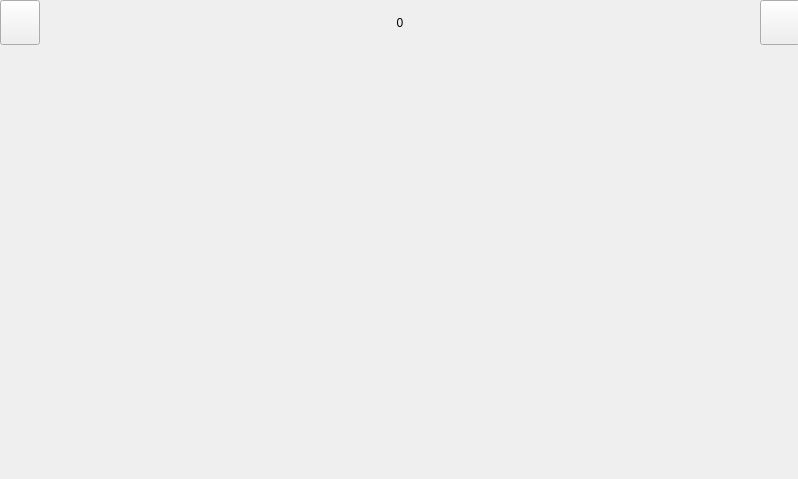
Old version of the form Src/SMClient/mainpage.ui in the repository sudo-wang/SmartHome.
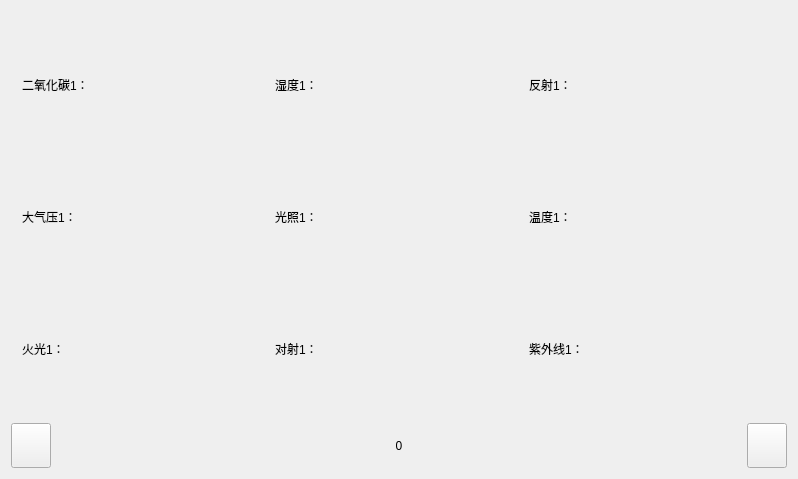
New version of the form. The open tabs and pages were chosen to show the change. Icons and pictures are not drawn.

```diff
--- a/Src/SMClient/mainpage.ui
+++ b/Src/SMClient/mainpage.ui
@@ -13,15 +13,9 @@
   <property name="windowTitle">
    <string>MainPage</string>
   </property>
+  <layout class="QGridLayout" name="gridLayout_2">
+   <item row="0" column="0">
   <widget class="QWidget" name="widgetMain" native="true">
-   <property name="geometry">
-    <rect>
-     <x>0</x>
-     <y>0</y>
-     <width>800</width>
-     <height>480</height>
-    </rect>
-   </property>
    <layout class="QVBoxLayout" name="verticalLayout">
     <property name="spacing">
      <number>0</number>
@@ -38,78 +32,6 @@
     <property name="bottomMargin">
      <number>0</number>
     </property>
-    <item>
-     <widget class="QWidget" name="widgetTop" native="true">
-      <property name="sizePolicy">
-       <sizepolicy hsizetype="Preferred" vsizetype="Preferred">
-        <horstretch>0</horstretch>
-        <verstretch>0</verstretch>
-       </sizepolicy>
-      </property>
-      <property name="maximumSize">
-       <size>
-        <width>16777215</width>
-        <height>45</height>
-       </size>
-      </property>
-      <layout class="QHBoxLayout" name="horizontalLayout">
-       <property name="leftMargin">
-        <number>0</number>
-       </property>
-       <property name="topMargin">
-        <number>0</number>
-       </property>
-       <property name="rightMargin">
-        <number>0</number>
-       </property>
-       <property name="bottomMargin">
-        <number>0</number>
-       </property>
-       <item>
-        <widget class="QPushButton" name="btnReturn">
-         <property name="sizePolicy">
-          <sizepolicy hsizetype="Minimum" vsizetype="Expanding">
-           <horstretch>0</horstretch>
-           <verstretch>0</verstretch>
-          </sizepolicy>
-         </property>
-         <property name="text">
-          <string/>
-         </property>
-        </widget>
-       </item>
-       <item>
-        <widget class="QLabel" name="labTitle">
-         <property name="sizePolicy">
-          <sizepolicy hsizetype="Expanding" vsizetype="Preferred">
-           <horstretch>0</horstretch>
-           <verstretch>0</verstretch>
-          </sizepolicy>
-         </property>
-         <property name="text">
-          <string>0</string>
-         </property>
-         <property name="alignment">
-          <set>Qt::AlignCenter</set>
-         </property>
-        </widget>
-       </item>
-       <item>
-        <widget class="QPushButton" name="btnMsg">
-         <property name="sizePolicy">
-          <sizepolicy hsizetype="Minimum" vsizetype="Expanding">
-           <horstretch>0</horstretch>
-           <verstretch>0</verstretch>
-          </sizepolicy>
-         </property>
-         <property name="text">
-          <string/>
-         </property>
-        </widget>
-       </item>
-      </layout>
-     </widget>
-    </item>
     <item>
      <widget class="QStackedWidget" name="stackedWidget">
       <property name="sizePolicy">
@@ -254,7 +176,136 @@
         </item>
        </layout>
       </widget>
-      <widget class="QWidget" name="Show"/>
+        <widget class="QWidget" name="Show">
+         <layout class="QGridLayout" name="gridLayout_3">
+          <item row="0" column="0">
+           <widget class="QLabel" name="label_2">
+            <property name="text">
+             <string>二氧化碳1：</string>
+            </property>
+           </widget>
+          </item>
+          <item row="0" column="1">
+           <widget class="QLabel" name="label_13">
+            <property name="text">
+             <string/>
+            </property>
+           </widget>
+          </item>
+          <item row="0" column="2">
+           <widget class="QLabel" name="label_7">
+            <property name="text">
+             <string>湿度1：</string>
+            </property>
+           </widget>
+          </item>
+          <item row="0" column="3">
+           <widget class="QLabel" name="label_14">
+            <property name="text">
+             <string/>
+            </property>
+           </widget>
+          </item>
+          <item row="0" column="4">
+           <widget class="QLabel" name="label_10">
+            <property name="text">
+             <string>反射1：</string>
+            </property>
+           </widget>
+          </item>
+          <item row="0" column="5">
+           <widget class="QLabel" name="label_15">
+            <property name="text">
+             <string/>
+            </property>
+           </widget>
+          </item>
+          <item row="1" column="0">
+           <widget class="QLabel" name="label_5">
+            <property name="text">
+             <string>大气压1：</string>
+            </property>
+           </widget>
+          </item>
+          <item row="1" column="1">
+           <widget class="QLabel" name="label_16">
+            <property name="text">
+             <string/>
+            </property>
+           </widget>
+          </item>
+          <item row="1" column="2">
+           <widget class="QLabel" name="label_8">
+            <property name="text">
+             <string>光照1：</string>
+            </property>
+           </widget>
+          </item>
+          <item row="1" column="3">
+           <widget class="QLabel" name="label_17">
+            <property name="text">
+             <string/>
+            </property>
+           </widget>
+          </item>
+          <item row="1" column="4">
+           <widget class="QLabel" name="label_11">
+            <property name="text">
+             <string>温度1：</string>
+            </property>
+           </widget>
+          </item>
+          <item row="1" column="5">
+           <widget class="QLabel" name="label_18">
+            <property name="text">
+             <string/>
+            </property>
+           </widget>
+          </item>
+          <item row="2" column="0">
+           <widget class="QLabel" name="label_6">
+            <property name="text">
+             <string>火光1：</string>
+            </property>
+           </widget>
+          </item>
+          <item row="2" column="1">
+           <widget class="QLabel" name="label_19">
+            <property name="text">
+             <string/>
+            </property>
+           </widget>
+          </item>
+          <item row="2" column="2">
+           <widget class="QLabel" name="label_9">
+            <property name="text">
+             <string>对射1：</string>
+            </property>
+           </widget>
+          </item>
+          <item row="2" column="3">
+           <widget class="QLabel" name="label_20">
+            <property name="text">
+             <string/>
+            </property>
+           </widget>
+          </item>
+          <item row="2" column="4">
+           <widget class="QLabel" name="label_12">
+            <property name="text">
+             <string>紫外线1：</string>
+            </property>
+           </widget>
+          </item>
+          <item row="2" column="5">
+           <widget class="QLabel" name="label_21">
+            <property name="text">
+             <string/>
+            </property>
+           </widget>
+          </item>
+         </layout>
+        </widget>
       <widget class="QWidget" name="Heater">
        <widget class="QCheckBox" name="heartBtn_2">
         <property name="geometry">
@@ -996,8 +1047,82 @@
       </widget>
      </widget>
     </item>
-   </layout>
-  </widget>
+      <item>
+       <widget class="QWidget" name="widgetTop" native="true">
+        <property name="sizePolicy">
+         <sizepolicy hsizetype="Preferred" vsizetype="Preferred">
+          <horstretch>0</horstretch>
+          <verstretch>0</verstretch>
+         </sizepolicy>
+        </property>
+        <property name="maximumSize">
+         <size>
+          <width>16777215</width>
+          <height>45</height>
+         </size>
+        </property>
+        <layout class="QHBoxLayout" name="horizontalLayout">
+         <property name="leftMargin">
+          <number>0</number>
+         </property>
+         <property name="topMargin">
+          <number>0</number>
+         </property>
+         <property name="rightMargin">
+          <number>0</number>
+         </property>
+         <property name="bottomMargin">
+          <number>0</number>
+         </property>
+         <item>
+          <widget class="QPushButton" name="btnReturn">
+           <property name="sizePolicy">
+            <sizepolicy hsizetype="Minimum" vsizetype="Expanding">
+             <horstretch>0</horstretch>
+             <verstretch>0</verstretch>
+            </sizepolicy>
+           </property>
+           <property name="text">
+            <string/>
+           </property>
+          </widget>
+         </item>
+         <item>
+          <widget class="QLabel" name="labTitle">
+           <property name="sizePolicy">
+            <sizepolicy hsizetype="Expanding" vsizetype="Preferred">
+             <horstretch>0</horstretch>
+             <verstretch>0</verstretch>
+            </sizepolicy>
+           </property>
+           <property name="text">
+            <string>0</string>
+           </property>
+           <property name="alignment">
+            <set>Qt::AlignCenter</set>
+           </property>
+          </widget>
+         </item>
+         <item>
+          <widget class="QPushButton" name="btnMsg">
+           <property name="sizePolicy">
+            <sizepolicy hsizetype="Minimum" vsizetype="Expanding">
+             <horstretch>0</horstretch>
+             <verstretch>0</verstretch>
+            </sizepolicy>
+           </property>
+           <property name="text">
+            <string/>
+           </property>
+          </widget>
+         </item>
+        </layout>
+       </widget>
+      </item>
+     </layout>
+    </widget>
+   </item>
+  </layout>
  </widget>
  <layoutdefault spacing="6" margin="11"/>
  <resources/>
```
Left out of the diff: 6 changed lines with no effect on the pictures. Lines whose indentation alone changed are shown as unchanged.
